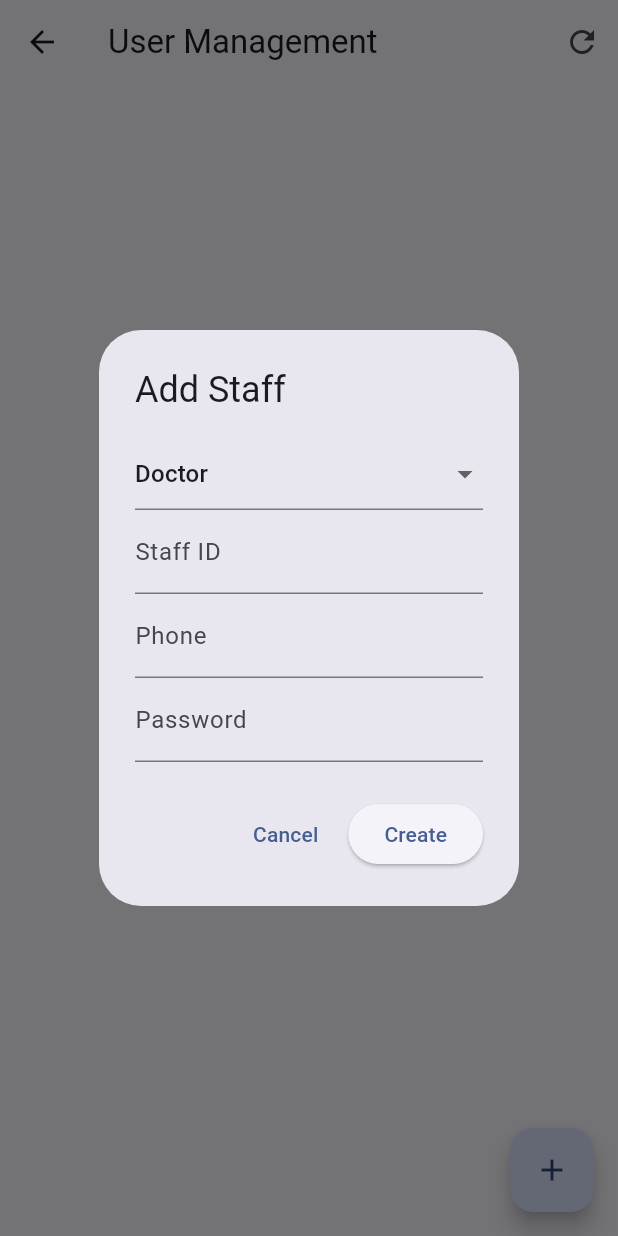
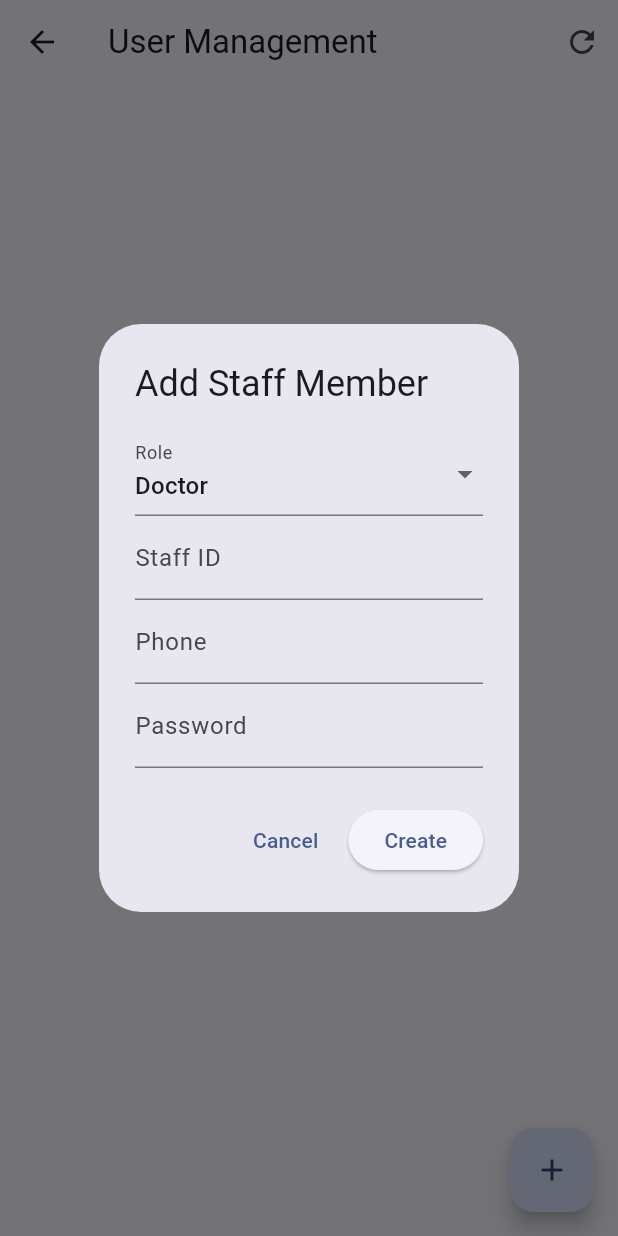
Before and after one commit to Aravindsrikanth/PDD, a Flutter app: the UserManagementScreen screen opened by its route, after a tap on the "add" icon, on a phone screen of 412 x 824 dp. Run offline on Flutter 3.47's test engine with Material 3 defaults, Android fonts, the phone set to English and light mode, and no system bars; our stand-ins replace google_fonts, shared_preferences; accounts and stored records are empty.

Commit message:
🚀 ABSOLUTE FINAL FIX: Activated 'Create' button with loading indicator and robust server-side overwrite logic.

```diff
--- a/lib/frontend.dart
+++ b/lib/frontend.dart
@@ -107,13 +107,52 @@ class _UserManagementScreenState extends State<UserManagementScreen> {
     );
   }
   void _showAdd(AppState appState) {
-    final id = TextEditingController(), ph = TextEditingController(), pw = TextEditingController(); String role = 'Doctor';
-    showDialog(context: context, builder: (c) => AlertDialog(title: const Text('Add Staff'), content: Column(mainAxisSize: MainAxisSize.min, children: [
-      DropdownButtonFormField<String>(initialValue: role, items: ['Doctor', 'Nurse'].map((r) => DropdownMenuItem(value: r, child: Text(r))).toList(), onChanged: (v) => role = v!),
-      TextField(controller: id, decoration: const InputDecoration(labelText: 'Staff ID')),
-      TextField(controller: ph, decoration: const InputDecoration(labelText: 'Phone')),
-      TextField(controller: pw, decoration: const InputDecoration(labelText: 'Password'), obscureText: true),
-    ]), actions: [TextButton(onPressed: () => Navigator.pop(c), child: const Text('Cancel')), ElevatedButton(onPressed: () async { if (await appState.register(role, id.text, ph.text, pw.text)) { Navigator.pop(c); _load(); } }, child: const Text('Create'))]));
+    final id = TextEditingController(), ph = TextEditingController(), pw = TextEditingController();
+    String role = 'Doctor';
+    bool dialogLoading = false;
+
+    showDialog(
+      context: context,
+      builder: (c) => StatefulBuilder(
+        builder: (context, setDialogState) => AlertDialog(
+          title: const Text('Add Staff Member'),
+          content: Column(
+            mainAxisSize: MainAxisSize.min,
+            children: [
+              DropdownButtonFormField<String>(
+                value: role,
+                decoration: const InputDecoration(labelText: 'Role'),
+                items: ['Doctor', 'Nurse'].map((r) => DropdownMenuItem(value: r, child: Text(r))).toList(),
+                onChanged: (v) => setDialogState(() => role = v!),
+              ),
+              TextField(controller: id, decoration: const InputDecoration(labelText: 'Staff ID')),
+              TextField(controller: ph, decoration: const InputDecoration(labelText: 'Phone')),
+              TextField(controller: pw, decoration: const InputDecoration(labelText: 'Password'), obscureText: true),
+            ],
+          ),
+          actions: [
+            TextButton(onPressed: () => Navigator.pop(c), child: const Text('Cancel')),
+            ElevatedButton(
+              onPressed: dialogLoading ? null : () async {
+                setDialogState(() => dialogLoading = true);
+                final success = await appState.register(role, id.text, ph.text, pw.text);
+                if (mounted) {
+                  if (success) {
+                    Navigator.pop(c);
+                    _load();
+                    ScaffoldMessenger.of(context).showSnackBar(const SnackBar(content: Text('Staff added successfully!')));
+                  } else {
+                    setDialogState(() => dialogLoading = false);
+                    ScaffoldMessenger.of(context).showSnackBar(const SnackBar(content: Text('Error creating staff. Check connection.')));
+                  }
+                }
+              },
+              child: dialogLoading ? const SizedBox(width: 20, height: 20, child: CircularProgressIndicator(strokeWidth: 2)) : const Text('Create'),
+            ),
+          ],
+        ),
+      ),
+    );
   }
 }
 
```
Also changed, not shown: lib/backend.dart (+17 -2 lines).
